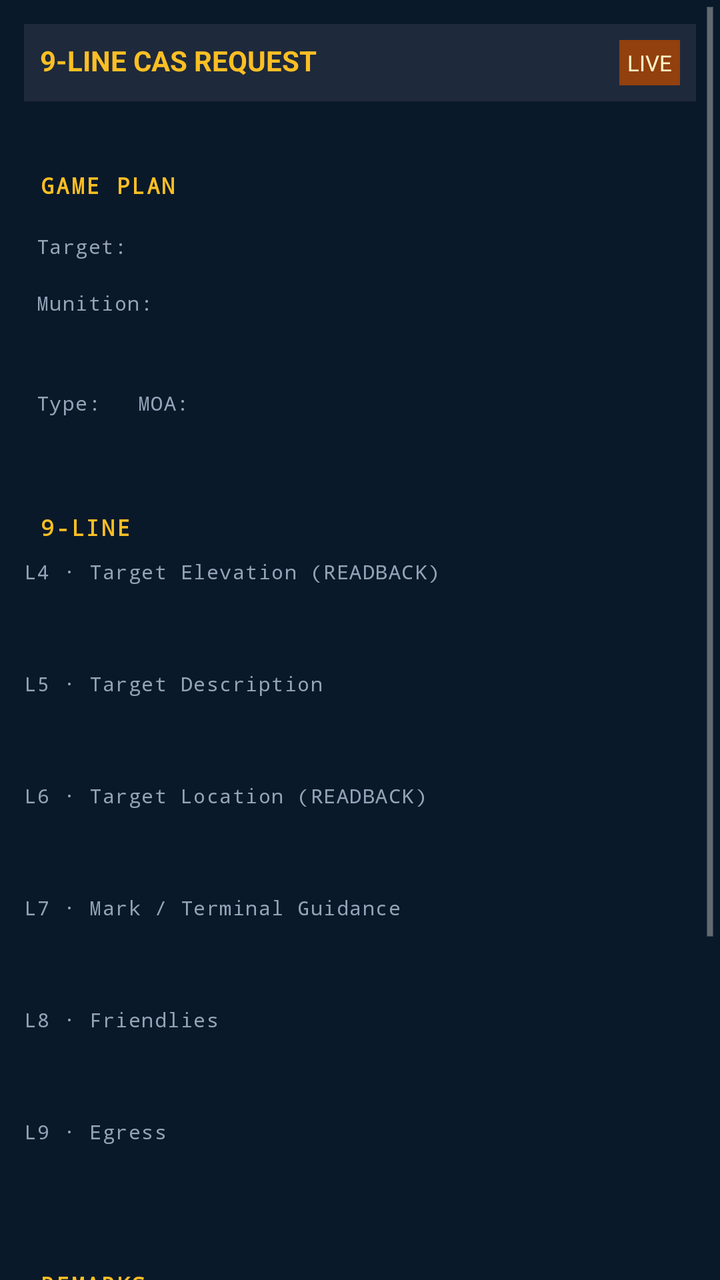
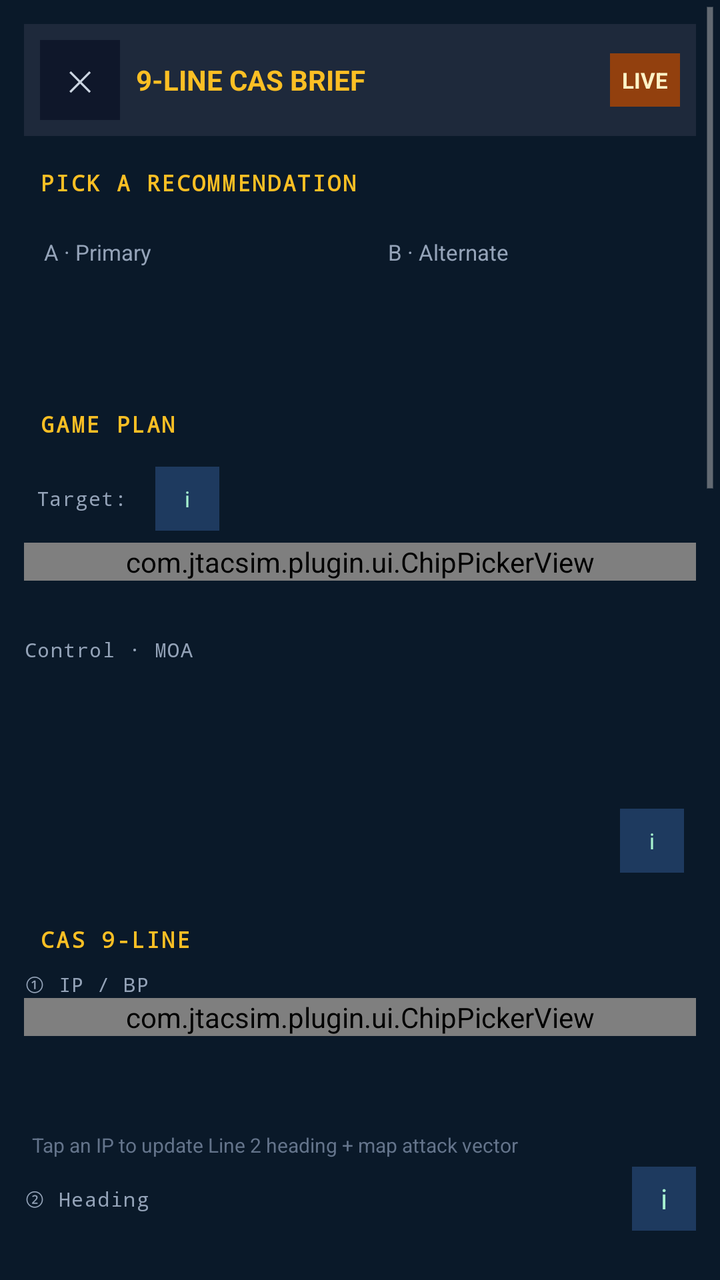

Compare the two renders of this Android layout. The source of the first and the diff that turns it into the second are given below.
<!-- AndroidManifest.xml: another module's application theme AppTheme -->
<!-- res/layout/sidebar_panel.xml -->
<?xml version="1.0" encoding="utf-8"?>
<ScrollView xmlns:android="http://schemas.android.com/apk/res/android"
    android:layout_width="match_parent"
    android:layout_height="match_parent"
    android:background="#0A1929">

    <LinearLayout
        android:layout_width="match_parent"
        android:layout_height="wrap_content"
        android:orientation="vertical"
        android:padding="12dp">

        
        <LinearLayout
            android:layout_width="match_parent"
            android:layout_height="wrap_content"
            android:orientation="horizontal"
            android:padding="8dp"
            android:background="#1E293B">

            <TextView
                android:layout_width="0dp"
                android:layout_height="wrap_content"
                android:layout_weight="1"
                android:text="9-LINE CAS REQUEST"
                android:textColor="#FBBF24"
                android:textStyle="bold"
                android:textSize="14sp" />

            <TextView
                android:id="@+id/status_badge"
                android:layout_width="wrap_content"
                android:layout_height="wrap_content"
                android:text="LIVE"
                android:textColor="#FEF3C7"
                android:background="#92400E"
                android:padding="4dp"
                android:textSize="11sp" />
        </LinearLayout>

        
        <TextView
            android:id="@+id/block_reasons"
            android:layout_width="match_parent"
            android:layout_height="wrap_content"
            android:textColor="#FCA5A5"
            android:padding="8dp"
            android:visibility="gone" />

        
        <TextView
            android:id="@+id/flags"
            android:layout_width="match_parent"
            android:layout_height="wrap_content"
            android:textColor="#FBBF24"
            android:padding="6dp"
            android:textSize="11sp"
            android:fontFamily="monospace" />

        
        <TextView style="@style/SectionLabel" android:text="GAME PLAN" />

        <LinearLayout android:layout_width="match_parent" android:layout_height="wrap_content"
            android:orientation="horizontal" android:padding="6dp">
            <TextView style="@style/FieldLabel" android:text="Target:" />
            <TextView android:id="@+id/target_id" style="@style/FieldValue" />
        </LinearLayout>

        <LinearLayout android:layout_width="match_parent" android:layout_height="wrap_content"
            android:orientation="horizontal" android:padding="6dp">
            <TextView style="@style/FieldLabel" android:text="Munition:" />
            <TextView android:id="@+id/munition_id" style="@style/FieldValue" />
        </LinearLayout>
        <TextView android:id="@+id/munition_detail" style="@style/FieldSub" />

        <LinearLayout android:layout_width="match_parent" android:layout_height="wrap_content"
            android:orientation="horizontal" android:padding="6dp">
            <TextView style="@style/FieldLabel" android:text="Type:" />
            <TextView android:id="@+id/control_type" style="@style/FieldValue" />
            <TextView style="@style/FieldLabel" android:text="MOA:" android:layout_marginStart="12dp" />
            <TextView android:id="@+id/method_of_attack" style="@style/FieldValue" />
        </LinearLayout>
        <TextView android:id="@+id/clearance_call" style="@style/FieldSub" />

        
        <TextView style="@style/SectionLabel" android:text="9-LINE" android:layout_marginTop="12dp" />

        <TextView style="@style/FieldLabel" android:text="L4 · Target Elevation (READBACK)" />
        <TextView android:id="@+id/line_4" style="@style/FieldValueBig" />

        <TextView style="@style/FieldLabel" android:text="L5 · Target Description" />
        <TextView android:id="@+id/line_5" style="@style/FieldValueBig" />

        <TextView style="@style/FieldLabel" android:text="L6 · Target Location (READBACK)" />
        <TextView android:id="@+id/line_6" style="@style/FieldValueBig" android:fontFamily="monospace" />

        <TextView style="@style/FieldLabel" android:text="L7 · Mark / Terminal Guidance" />
        <TextView android:id="@+id/line_7" style="@style/FieldValueBig" />

        <TextView style="@style/FieldLabel" android:text="L8 · Friendlies" />
        <TextView android:id="@+id/line_8" style="@style/FieldValueBig" />

        <TextView style="@style/FieldLabel" android:text="L9 · Egress" />
        <TextView android:id="@+id/line_9" style="@style/FieldValueBig" />

        
        <TextView style="@style/SectionLabel" android:text="REMARKS" android:layout_marginTop="12dp" />
        <TextView android:id="@+id/remarks_block" style="@style/RemarksBlock" />

        <TextView style="@style/SectionLabel" android:text="RESTRICTIONS · MANDATORY READBACK" />
        <TextView android:id="@+id/restrictions_block" style="@style/RestrictionsBlock" />

        
        <TextView style="@style/SectionLabel" android:text="HOW THE MODEL DECIDED" android:layout_marginTop="12dp" />
        <TextView android:id="@+id/trace_block" style="@style/TraceBlock" />

        
        <LinearLayout android:layout_width="match_parent" android:layout_height="wrap_content"
            android:orientation="horizontal" android:layout_marginTop="16dp">
            <Button android:id="@+id/btn_send_9line"
                android:layout_width="0dp" android:layout_height="wrap_content"
                android:layout_weight="2"
                android:text="📡 SEND 9-LINE"
                android:background="#92400E"
                android:textColor="#FEF3C7" />
            <Button android:id="@+id/btn_gfc_summary"
                android:layout_width="0dp" android:layout_height="wrap_content"
                android:layout_weight="1"
                android:layout_marginStart="6dp"
                android:text="GFC SUMMARY"
                android:background="#1E3A5F"
                android:textColor="#CBD5E1" />
        </LinearLayout>

    </LinearLayout>
</ScrollView>
<!-- resources referenced by this layout -->
<resources>
  <style name="FieldLabel">
          <item name="android:layout_width">wrap_content</item>
          <item name="android:layout_height">wrap_content</item>
          <item name="android:textColor">#94A3B8</item>
          <item name="android:textSize">10sp</item>
          <item name="android:letterSpacing">0.05</item>
          <item name="android:fontFamily">monospace</item>
          <item name="android:layout_marginEnd">6dp</item>
      </style>
  <style name="FieldSub">
          <item name="android:layout_width">match_parent</item>
          <item name="android:layout_height">wrap_content</item>
          <item name="android:textColor">#64748B</item>
          <item name="android:textSize">10sp</item>
          <item name="android:padding">4dp</item>
      </style>
  <style name="FieldValue">
          <item name="android:layout_width">wrap_content</item>
          <item name="android:layout_height">wrap_content</item>
          <item name="android:textColor">#E2E8F0</item>
          <item name="android:textSize">12sp</item>
          <item name="android:textStyle">bold</item>
          <item name="android:fontFamily">monospace</item>
      </style>
  <style name="FieldValueBig">
          <item name="android:layout_width">match_parent</item>
          <item name="android:layout_height">wrap_content</item>
          <item name="android:textColor">#E2E8F0</item>
          <item name="android:textSize">15sp</item>
          <item name="android:textStyle">bold</item>
          <item name="android:padding">8dp</item>
          <item name="android:background">#0A1929</item>
          <item name="android:layout_marginBottom">6dp</item>
      </style>
  <style name="RemarksBlock">
          <item name="android:layout_width">match_parent</item>
          <item name="android:layout_height">wrap_content</item>
          <item name="android:textColor">#CBD5E1</item>
          <item name="android:textSize">12sp</item>
          <item name="android:padding">8dp</item>
          <item name="android:background">#0A1929</item>
          <item name="android:fontFamily">monospace</item>
      </style>
  <style name="RestrictionsBlock">
          <item name="android:layout_width">match_parent</item>
          <item name="android:layout_height">wrap_content</item>
          <item name="android:textColor">#FCA5A5</item>
          <item name="android:textSize">12sp</item>
          <item name="android:padding">8dp</item>
          <item name="android:background">#1F0808</item>
          <item name="android:fontFamily">monospace</item>
      </style>
  <style name="TraceBlock">
          <item name="android:layout_width">match_parent</item>
          <item name="android:layout_height">wrap_content</item>
          <item name="android:textColor">#94A3B8</item>
          <item name="android:textSize">10sp</item>
          <item name="android:padding">6dp</item>
          <item name="android:background">#0F172A</item>
          <item name="android:fontFamily">monospace</item>
      </style>
  <style name="ATAKSpinner" parent="@android:style/Widget.Spinner">
          <item name="android:spinnerMode">dialog</item>
      </style>
  <style name="ATAKSpinnerItem" parent="@style/AppTheme">
          <item name="android:textColor">@android:color/black</item>
      </style>
  <style name="ATAKEditText" parent="@android:style/Widget.EditText">
          
          
  
          
          <item name="android:imeOptions">flagNoFullscreen</item>
      </style>
  <!-- unchanged entries left out for length: 2 -->
</resources>

<!-- the commit's change to res/layout/sidebar_panel.xml (unified diff, before → after) -->
@@ -16,13 +16,23 @@
             android:layout_height="wrap_content"
             android:orientation="horizontal"
             android:padding="8dp"
+            android:gravity="center_vertical"
             android:background="#1E293B">
+
+            <Button android:id="@+id/nl_back"
+                android:layout_width="40dp"
+                android:layout_height="40dp"
+                android:text="✕"
+                android:background="#0F172A"
+                android:textColor="#CBD5E1"
+                android:textSize="14sp" />
 
             <TextView
                 android:layout_width="0dp"
                 android:layout_height="wrap_content"
                 android:layout_weight="1"
-                android:text="9-LINE CAS REQUEST"
+                android:layout_marginStart="8dp"
+                android:text="9-LINE CAS BRIEF"
                 android:textColor="#FBBF24"
                 android:textStyle="bold"
                 android:textSize="14sp" />
@@ -34,18 +44,42 @@
                 android:text="LIVE"
                 android:textColor="#FEF3C7"
                 android:background="#92400E"
-                android:padding="4dp"
-                android:textSize="11sp" />
-        </LinearLayout>
-
-        
-        <TextView
-            android:id="@+id/block_reasons"
-            android:layout_width="match_parent"
-            android:layout_height="wrap_content"
-            android:textColor="#FCA5A5"
-            android:padding="8dp"
-            android:visibility="gone" />
+                android:padding="6dp"
+                android:textSize="11sp"
+                android:textStyle="bold" />
+        </LinearLayout>
+
+        
+        <LinearLayout
+            android:id="@+id/block_banner"
+            android:layout_width="match_parent"
+            android:layout_height="wrap_content"
+            android:orientation="vertical"
+            android:padding="10dp"
+            android:background="#3F1212"
+            android:visibility="gone"
+            android:layout_marginTop="6dp">
+            <TextView
+                android:layout_width="match_parent"
+                android:layout_height="wrap_content"
+                android:text="⚠ NOT ENGAGEABLE"
+                android:textColor="#FCA5A5"
+                android:textStyle="bold"
+                android:textSize="13sp" />
+            <TextView android:id="@+id/block_reasons"
+                android:layout_width="match_parent"
+                android:layout_height="wrap_content"
+                android:textColor="#FCA5A5"
+                android:textSize="12sp"
+                android:layout_marginTop="4dp" />
+            <TextView android:id="@+id/block_flags"
+                android:layout_width="match_parent"
+                android:layout_height="wrap_content"
+                android:textColor="#FBBF24"
+                android:fontFamily="monospace"
+                android:textSize="11sp"
+                android:layout_marginTop="4dp" />
+        </LinearLayout>
 
         
         <TextView
@@ -55,81 +89,280 @@
             android:textColor="#FBBF24"
             android:padding="6dp"
             android:textSize="11sp"
-            android:fontFamily="monospace" />
-
-        
-        <TextView style="@style/SectionLabel" android:text="GAME PLAN" />
+            android:fontFamily="monospace"
+            android:visibility="gone" />
+
+        
+        <TextView style="@style/SectionLabel" android:text="PICK A RECOMMENDATION" android:layout_marginTop="8dp"/>
+        <LinearLayout
+            android:layout_width="match_parent"
+            android:layout_height="wrap_content"
+            android:orientation="horizontal"
+            android:layout_marginTop="2dp">
+
+            <LinearLayout android:id="@+id/opt_a_card"
+                android:layout_width="0dp"
+                android:layout_height="wrap_content"
+                android:layout_weight="1"
+                android:orientation="vertical"
+                android:padding="10dp"
+                android:layout_marginEnd="4dp">
+                <TextView android:id="@+id/opt_a_label"
+                    android:layout_width="wrap_content" android:layout_height="wrap_content"
+                    android:text="A · Primary"
+                    android:textColor="#94A3B8" android:textSize="11sp"/>
+                <TextView android:id="@+id/opt_a_weapon"
+                    android:layout_width="wrap_content" android:layout_height="wrap_content"
+                    android:textColor="#FEF3C7" android:textSize="16sp"
+                    android:textStyle="bold" android:fontFamily="monospace"
+                    android:layout_marginTop="4dp"/>
+                <TextView android:id="@+id/opt_a_meta"
+                    android:layout_width="wrap_content" android:layout_height="wrap_content"
+                    android:textColor="#94A3B8" android:textSize="10sp"
+                    android:layout_marginTop="2dp"/>
+            </LinearLayout>
+
+            <LinearLayout android:id="@+id/opt_b_card"
+                android:layout_width="0dp"
+                android:layout_height="wrap_content"
+                android:layout_weight="1"
+                android:orientation="vertical"
+                android:padding="10dp"
+                android:layout_marginStart="4dp">
+                <TextView android:id="@+id/opt_b_label"
+                    android:layout_width="wrap_content" android:layout_height="wrap_content"
+                    android:text="B · Alternate"
+                    android:textColor="#94A3B8" android:textSize="11sp"/>
+                <TextView android:id="@+id/opt_b_weapon"
+                    android:layout_width="wrap_content" android:layout_height="wrap_content"
+                    android:textColor="#FEF3C7" android:textSize="16sp"
+                    android:textStyle="bold" android:fontFamily="monospace"
+                    android:layout_marginTop="4dp"/>
+                <TextView android:id="@+id/opt_b_meta"
+                    android:layout_width="wrap_content" android:layout_height="wrap_content"
+                    android:textColor="#94A3B8" android:textSize="10sp"
+                    android:layout_marginTop="2dp"/>
+            </LinearLayout>
+        </LinearLayout>
+
+        
+        <TextView style="@style/SectionLabel" android:text="GAME PLAN" android:layout_marginTop="12dp"/>
 
         <LinearLayout android:layout_width="match_parent" android:layout_height="wrap_content"
-            android:orientation="horizontal" android:padding="6dp">
+            android:orientation="horizontal" android:gravity="center_vertical" android:padding="6dp">
             <TextView style="@style/FieldLabel" android:text="Target:" />
-            <TextView android:id="@+id/target_id" style="@style/FieldValue" />
-        </LinearLayout>
+            <TextView android:id="@+id/target_id" style="@style/FieldValue" android:layout_marginEnd="8dp"/>
+            <Button android:id="@+id/target_why"
+                android:layout_width="32dp" android:layout_height="32dp"
+                android:text="i" android:textSize="11sp"
+                android:background="#1E3A5F" android:textColor="#A7F3D0"/>
+        </LinearLayout>
+        <com.jtacsim.plugin.ui.ChipPickerView
+            android:id="@+id/target_chip_picker"
+            android:layout_width="match_parent"
+            android:layout_height="wrap_content"/>
+        <TextView android:id="@+id/target_sub" style="@style/FieldSub"/>
+
+        <TextView style="@style/FieldLabel" android:text="Control · MOA" android:layout_marginTop="6dp"/>
+        <EditText android:id="@+id/control_moa"
+            style="@style/FieldEdit"
+            android:fontFamily="monospace"
+            android:textSize="14sp"/>
+        <TextView android:id="@+id/clearance_call" style="@style/FieldSub"/>
 
         <LinearLayout android:layout_width="match_parent" android:layout_height="wrap_content"
-            android:orientation="horizontal" android:padding="6dp">
-            <TextView style="@style/FieldLabel" android:text="Munition:" />
-            <TextView android:id="@+id/munition_id" style="@style/FieldValue" />
-        </LinearLayout>
-        <TextView android:id="@+id/munition_detail" style="@style/FieldSub" />
-
+            android:orientation="horizontal" android:gravity="center_vertical" android:padding="6dp">
+            <TextView android:id="@+id/weapon_detail" style="@style/FieldSub"
+                android:layout_width="0dp" android:layout_weight="1"/>
+            <Button android:id="@+id/weapon_why"
+                android:layout_width="32dp" android:layout_height="32dp"
+                android:text="i" android:textSize="11sp"
+                android:background="#1E3A5F" android:textColor="#A7F3D0"/>
+        </LinearLayout>
+
+        
+        <LinearLayout
+            android:id="@+id/nine_line_section"
+            android:layout_width="match_parent"
+            android:layout_height="wrap_content"
+            android:orientation="vertical"
+            android:layout_marginTop="12dp">
+
+            <TextView style="@style/SectionLabel" android:text="CAS 9-LINE"/>
+
+            
+            <TextView style="@style/FieldLabel" android:text="① IP / BP"/>
+            <com.jtacsim.plugin.ui.ChipPickerView
+                android:id="@+id/ip_chip_picker"
+                android:layout_width="match_parent"
+                android:layout_height="wrap_content"/>
+            <EditText android:id="@+id/line_1_input" style="@style/FieldEdit"/>
+            <TextView style="@style/FieldSub" android:text="Tap an IP to update Line 2 heading + map attack vector"/>
+
+            
+            <LinearLayout android:layout_width="match_parent" android:layout_height="wrap_content"
+                android:orientation="horizontal" android:gravity="center_vertical">
+                <TextView style="@style/FieldLabel" android:text="② Heading"
+                    android:layout_width="0dp" android:layout_weight="1"/>
+                <Button android:id="@+id/line_2_why"
+                    android:layout_width="32dp" android:layout_height="32dp"
+                    android:text="i" android:background="#1E3A5F" android:textColor="#A7F3D0"/>
+            </LinearLayout>
+            <EditText android:id="@+id/line_2_input" style="@style/FieldEditBig"/>
+            <TextView style="@style/FieldSub" android:text="Drag the orange handle on the map to adjust live"/>
+
+            
+            <TextView style="@style/FieldLabel" android:text="③ Distance"/>
+            <EditText android:id="@+id/line_3_input" style="@style/FieldEditBig"/>
+
+            
+            <TextView style="@style/FieldLabel" android:text="④ Target Elevation (READBACK)"/>
+            <EditText android:id="@+id/line_4_input" style="@style/FieldEditBig"/>
+
+            
+            <TextView style="@style/FieldLabel" android:text="⑤ Target Description"/>
+            <EditText android:id="@+id/line_5_input" style="@style/FieldEdit"/>
+
+            
+            <TextView style="@style/FieldLabel" android:text="⑥ Target Location (READBACK)"/>
+            <EditText android:id="@+id/line_6_input" style="@style/FieldEditBig" android:fontFamily="monospace"/>
+            <TextView android:id="@+id/line_6_sub" style="@style/FieldSub"/>
+
+            
+            <TextView style="@style/FieldLabel" android:text="⑦ Mark / Terminal Guidance"/>
+            <EditText android:id="@+id/line_7_input" style="@style/FieldEdit"/>
+
+            <LinearLayout
+                android:id="@+id/prf_block"
+                android:layout_width="match_parent"
+                android:layout_height="wrap_content"
+                android:orientation="horizontal"
+                android:gravity="center_vertical"
+                android:padding="4dp"
+                android:layout_marginTop="4dp"
+                android:visibility="gone">
+                <TextView style="@style/FieldLabel" android:text="PRF Code"/>
+                <Button android:id="@+id/prf_minus"
+                    android:layout_width="48dp" android:layout_height="48dp"
+                    android:text="−" android:textSize="20sp"
+                    android:background="#1E293B" android:textColor="#FBBF24"/>
+                <EditText android:id="@+id/prf_input"
+                    android:layout_width="80dp" android:layout_height="48dp"
+                    android:inputType="number"
+                    android:gravity="center"
+                    android:textColor="#FEF3C7"
+                    android:fontFamily="monospace"
+                    android:textSize="18sp"
+                    android:textStyle="bold"
+                    android:background="#0A1929"
+                    android:layout_marginStart="6dp"
+                    android:layout_marginEnd="6dp"/>
+                <Button android:id="@+id/prf_plus"
+                    android:layout_width="48dp" android:layout_height="48dp"
+                    android:text="+" android:textSize="20sp"
+                    android:background="#1E293B" android:textColor="#FBBF24"/>
+                <TextView style="@style/FieldSub" android:text="  Each digit 1–8"/>
+            </LinearLayout>
+
+            
+            <TextView style="@style/FieldLabel" android:text="⑧ Friendlies"/>
+            <EditText android:id="@+id/line_8_input" style="@style/FieldEditBig"/>
+            <TextView style="@style/FieldSub" android:text="From drone — JTAC-PLI uplink"/>
+
+            
+            <TextView style="@style/FieldLabel" android:text="⑨ Egress"/>
+            <LinearLayout
+                android:layout_width="match_parent"
+                android:layout_height="wrap_content"
+                android:orientation="horizontal"
+                android:gravity="center"
+                android:padding="6dp">
+                <com.jtacsim.plugin.ui.CardinalRoseView
+                    android:id="@+id/egress_rose"
+                    android:layout_width="160dp"
+                    android:layout_height="160dp"/>
+                <LinearLayout android:layout_width="0dp" android:layout_height="wrap_content"
+                    android:layout_weight="1" android:orientation="vertical"
+                    android:gravity="center" android:layout_marginStart="12dp">
+                    <com.jtacsim.plugin.ui.StepperView
+                        android:id="@+id/egress_alt_stepper"
+                        android:layout_width="match_parent"
+                        android:layout_height="wrap_content"/>
+                </LinearLayout>
+            </LinearLayout>
+            <EditText android:id="@+id/line_9_input" style="@style/FieldEdit"/>
+
+        </LinearLayout>
+
+        
+        <LinearLayout
+            android:id="@+id/remarks_wrap"
+            android:layout_width="match_parent"
+            android:layout_height="wrap_content"
+            android:orientation="vertical"
+            android:layout_marginTop="12dp">
+            <TextView style="@style/SectionLabel" android:text="REMARKS · ENGINE-GENERATED"/>
+            <TextView android:id="@+id/remarks_block" style="@style/RemarksBlock"/>
+        </LinearLayout>
+        <LinearLayout
+            android:id="@+id/restrictions_wrap"
+            android:layout_width="match_parent"
+            android:layout_height="wrap_content"
+            android:orientation="vertical"
+            android:layout_marginTop="6dp">
+            <TextView style="@style/SectionLabel" android:text="RESTRICTIONS · MANDATORY READBACK"/>
+            <TextView android:id="@+id/restrictions_block" style="@style/RestrictionsBlock"/>
+        </LinearLayout>
+
+        
+        <TextView style="@style/SectionLabel" android:text="ADDITIONAL REMARKS" android:layout_marginTop="8dp"/>
+        <EditText
+            android:id="@+id/additional_remarks"
+            android:layout_width="match_parent"
+            android:layout_height="wrap_content"
+            android:minLines="3"
+            android:gravity="top|start"
+            android:padding="8dp"
+            android:textSize="12sp"
+            android:textColor="#E2E8F0"
+            android:background="#0A1929"
+            android:hint="Type any extra remarks for transmission…"
+            android:textColorHint="#475569"/>
+
+        
+        <TextView
+            android:id="@+id/trace_summary"
+            android:layout_width="match_parent"
+            android:layout_height="wrap_content"
+            android:padding="10dp"
+            android:layout_marginTop="10dp"
+            android:textColor="#A7F3D0"
+            android:fontFamily="monospace"
+            android:textSize="11sp"
+            android:background="#1E293B"
+            android:text="How the model decided ▾"/>
+        <TextView
+            android:id="@+id/trace_body"
+            style="@style/TraceBlock"
+            android:visibility="gone"/>
+
+        
         <LinearLayout android:layout_width="match_parent" android:layout_height="wrap_content"
-            android:orientation="horizontal" android:padding="6dp">
-            <TextView style="@style/FieldLabel" android:text="Type:" />
-            <TextView android:id="@+id/control_type" style="@style/FieldValue" />
-            <TextView style="@style/FieldLabel" android:text="MOA:" android:layout_marginStart="12dp" />
-            <TextView android:id="@+id/method_of_attack" style="@style/FieldValue" />
-        </LinearLayout>
-        <TextView android:id="@+id/clearance_call" style="@style/FieldSub" />
-
-        
-        <TextView style="@style/SectionLabel" android:text="9-LINE" android:layout_marginTop="12dp" />
-
-        <TextView style="@style/FieldLabel" android:text="L4 · Target Elevation (READBACK)" />
-        <TextView android:id="@+id/line_4" style="@style/FieldValueBig" />
-
-        <TextView style="@style/FieldLabel" android:text="L5 · Target Description" />
-        <TextView android:id="@+id/line_5" style="@style/FieldValueBig" />
-
-        <TextView style="@style/FieldLabel" android:text="L6 · Target Location (READBACK)" />
-        <TextView android:id="@+id/line_6" style="@style/FieldValueBig" android:fontFamily="monospace" />
-
-        <TextView style="@style/FieldLabel" android:text="L7 · Mark / Terminal Guidance" />
-        <TextView android:id="@+id/line_7" style="@style/FieldValueBig" />
-
-        <TextView style="@style/FieldLabel" android:text="L8 · Friendlies" />
-        <TextView android:id="@+id/line_8" style="@style/FieldValueBig" />
-
-        <TextView style="@style/FieldLabel" android:text="L9 · Egress" />
-        <TextView android:id="@+id/line_9" style="@style/FieldValueBig" />
-
-        
-        <TextView style="@style/SectionLabel" android:text="REMARKS" android:layout_marginTop="12dp" />
-        <TextView android:id="@+id/remarks_block" style="@style/RemarksBlock" />
-
-        <TextView style="@style/SectionLabel" android:text="RESTRICTIONS · MANDATORY READBACK" />
-        <TextView android:id="@+id/restrictions_block" style="@style/RestrictionsBlock" />
-
-        
-        <TextView style="@style/SectionLabel" android:text="HOW THE MODEL DECIDED" android:layout_marginTop="12dp" />
-        <TextView android:id="@+id/trace_block" style="@style/TraceBlock" />
-
-        
-        <LinearLayout android:layout_width="match_parent" android:layout_height="wrap_content"
-            android:orientation="horizontal" android:layout_marginTop="16dp">
+            android:orientation="horizontal" android:layout_marginTop="14dp">
             <Button android:id="@+id/btn_send_9line"
                 android:layout_width="0dp" android:layout_height="wrap_content"
                 android:layout_weight="2"
                 android:text="📡 SEND 9-LINE"
                 android:background="#92400E"
-                android:textColor="#FEF3C7" />
+                android:textColor="#FEF3C7"
+                android:textStyle="bold"/>
             <Button android:id="@+id/btn_gfc_summary"
                 android:layout_width="0dp" android:layout_height="wrap_content"
                 android:layout_weight="1"
                 android:layout_marginStart="6dp"
                 android:text="GFC SUMMARY"
                 android:background="#1E3A5F"
-                android:textColor="#CBD5E1" />
+                android:textColor="#CBD5E1"/>
         </LinearLayout>
 
     </LinearLayout>
<!-- resource entries referenced after the edit -->
@@ -1,5 +1,27 @@
 <!-- resources referenced by this layout -->
 <resources>
+  <style name="FieldEdit">
+          <item name="android:layout_width">match_parent</item>
+          <item name="android:layout_height">wrap_content</item>
+          <item name="android:textColor">#E2E8F0</item>
+          <item name="android:textSize">13sp</item>
+          <item name="android:padding">10dp</item>
+          <item name="android:background">#0A1929</item>
+          <item name="android:layout_marginBottom">6dp</item>
+          <item name="android:singleLine">true</item>
+      </style>
+  <style name="FieldEditBig">
+          <item name="android:layout_width">match_parent</item>
+          <item name="android:layout_height">wrap_content</item>
+          <item name="android:textColor">#FEF3C7</item>
+          <item name="android:textStyle">bold</item>
+          <item name="android:textSize">16sp</item>
+          <item name="android:fontFamily">monospace</item>
+          <item name="android:padding">10dp</item>
+          <item name="android:background">#0A1929</item>
+          <item name="android:layout_marginBottom">6dp</item>
+          <item name="android:singleLine">true</item>
+      </style>
   <style name="FieldLabel">
           <item name="android:layout_width">wrap_content</item>
           <item name="android:layout_height">wrap_content</item>
@@ -23,16 +45,6 @@
           <item name="android:textSize">12sp</item>
           <item name="android:textStyle">bold</item>
           <item name="android:fontFamily">monospace</item>
-      </style>
-  <style name="FieldValueBig">
-          <item name="android:layout_width">match_parent</item>
-          <item name="android:layout_height">wrap_content</item>
-          <item name="android:textColor">#E2E8F0</item>
-          <item name="android:textSize">15sp</item>
-          <item name="android:textStyle">bold</item>
-          <item name="android:padding">8dp</item>
-          <item name="android:background">#0A1929</item>
-          <item name="android:layout_marginBottom">6dp</item>
       </style>
   <style name="RemarksBlock">
           <item name="android:layout_width">match_parent</item>
